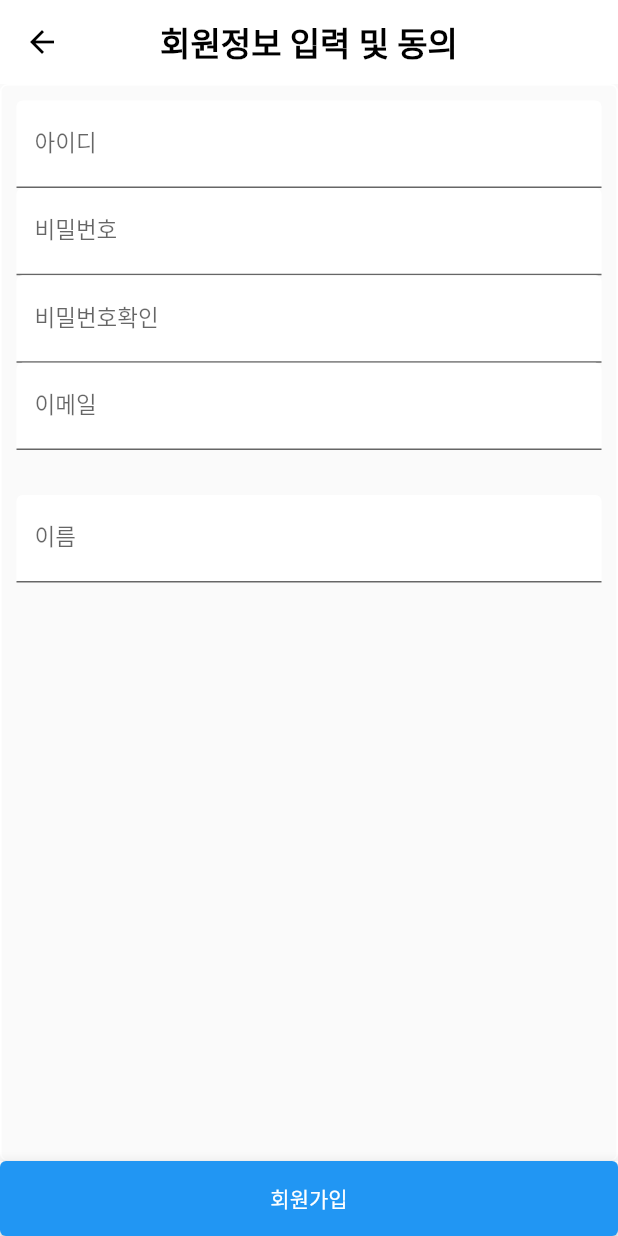
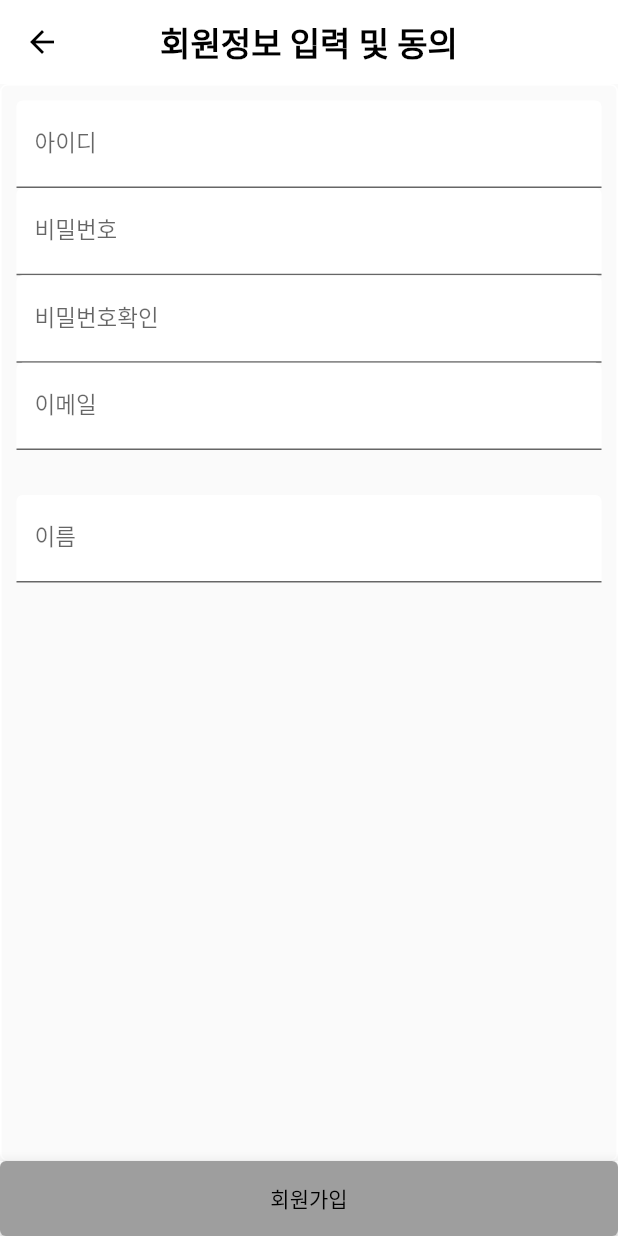
Before and after one commit to en-ForestLife/HikerApp, a Flutter app: the screen it shows after launch, on a phone screen of 412 x 824 dp. Run offline on Flutter 3.47's test engine with Material 2 defaults, Android fonts, the phone set to English and light mode, and no system bars; missing offline and left inert: dart:js.

Commit message:
[UPDATE] 버튼배경색상, 글자색상 변경

```diff
--- a/lib/src/main/main.dart
+++ b/lib/src/main/main.dart
@@ -158,6 +158,10 @@ class joinPage extends StatelessWidget {
                 );
               },
               child: Text("회원가입"),
+              style: ElevatedButton.styleFrom(
+              primary: Colors.grey, // 버튼색상
+               onPrimary: Colors.black, // 글자색상
+              ),
             )),
       ),
     );
```
